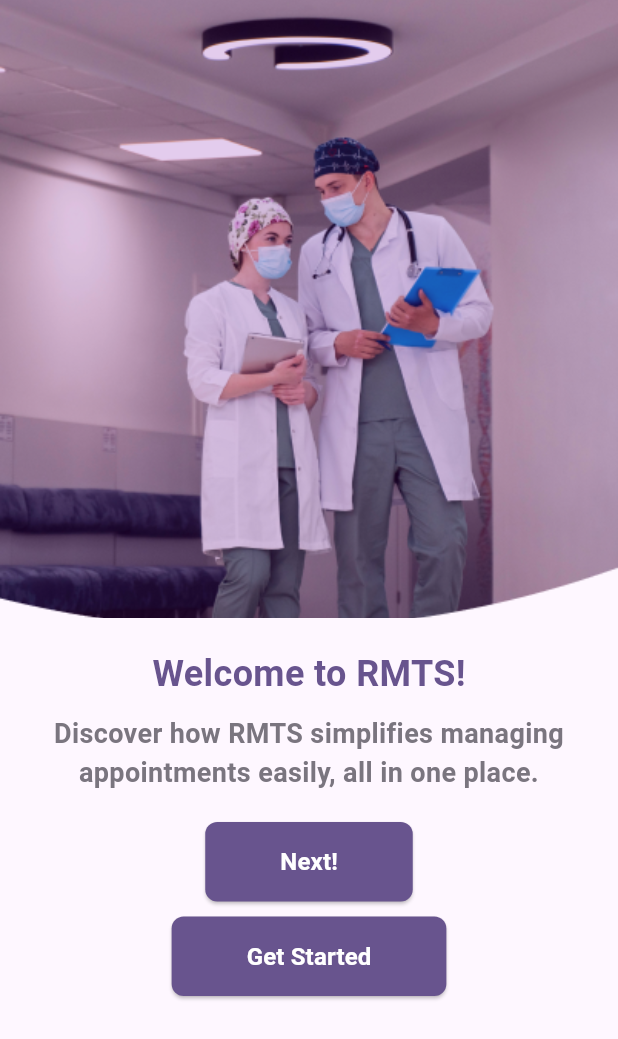
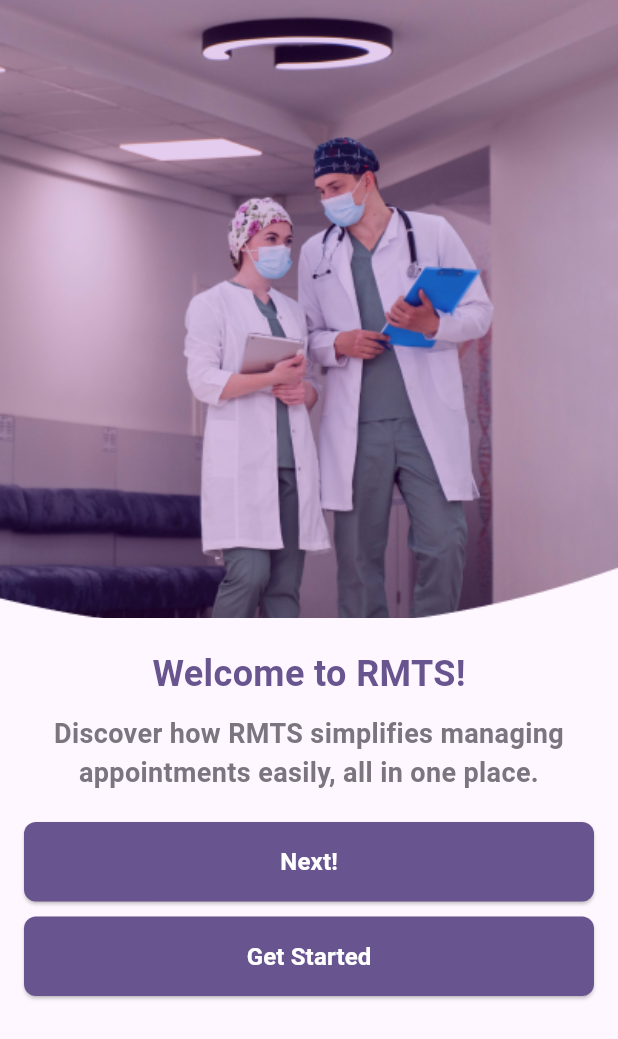
Before and after one commit to Mohammad-soqar/rmts, a Flutter app: the screen it shows after launch, on a phone screen of 412 x 824 dp. Shown: the top 1039 px of the screen. Run offline on Flutter 3.47's test engine with Material 3 defaults, Android fonts, the light colour scheme and no system bars; our stand-ins replace cloud_firestore, dio, firebase_auth, firebase_core, firebase_storage, flutter_blue_plus; missing offline and left inert: flutter_pdfview; accounts and stored records are empty.

Commit message:
change buttons

```diff
--- a/lib/ui/widgets/app_button.dart
+++ b/lib/ui/widgets/app_button.dart
@@ -14,7 +14,13 @@ class CustomButton extends StatelessWidget {
 
   @override
   Widget build(BuildContext context) {
-    return ElevatedButton(
+    //add elevated button with width Infinity
+
+    return Container(
+      margin: const EdgeInsets.symmetric(horizontal: 16),
+      child: SizedBox(
+        width: double.infinity,
+        child: ElevatedButton(
           style: ElevatedButton.styleFrom(
             backgroundColor: color,
             padding: const EdgeInsets.symmetric(horizontal: 50, vertical: 15),
@@ -31,6 +37,8 @@ class CustomButton extends StatelessWidget {
               color: Colors.white,
             ),
           ),
+        ),
+      ),
     );
   }
 }
```
Lines whose indentation alone changed are shown as unchanged.
